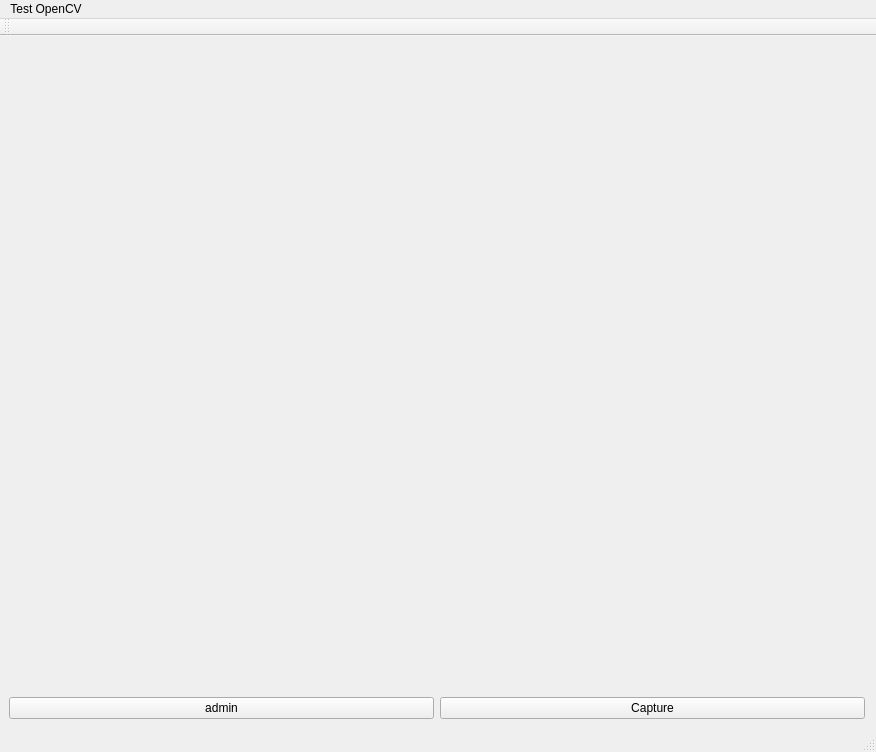
The window that mainwindow.ui (Kasumir/FR_sms) describes before a commit, drawn with Qt 5.
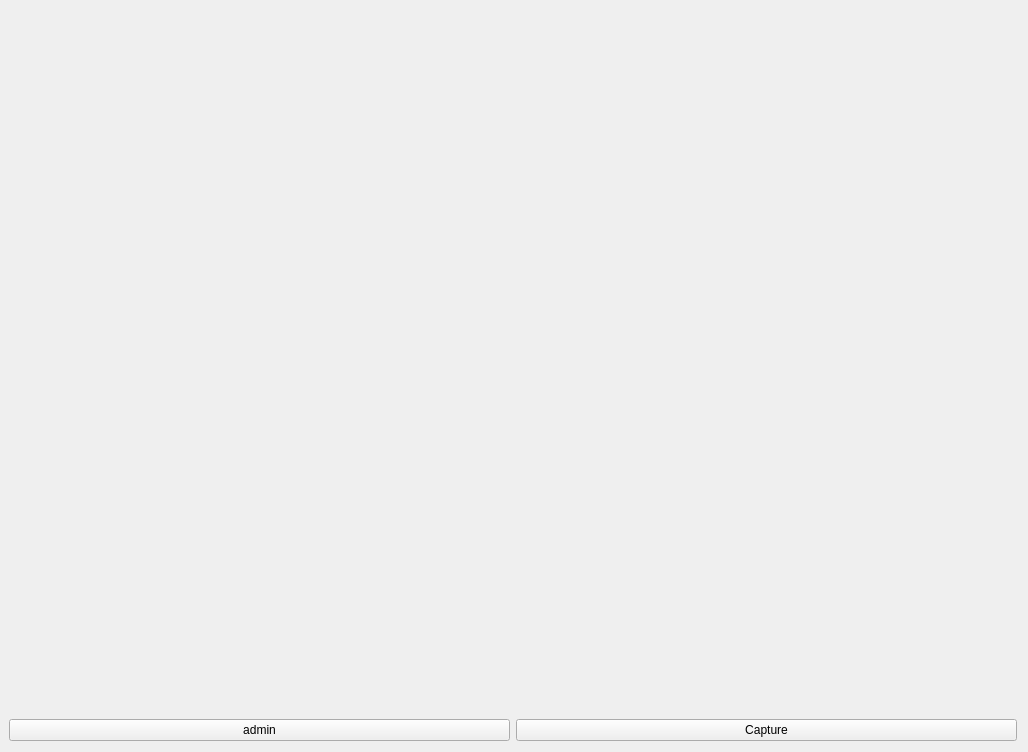
The same window after the commit.

The edit to the form file:
```diff
--- a/mainwindow.ui
+++ b/mainwindow.ui
@@ -6,7 +6,7 @@
    <rect>
     <x>0</x>
     <y>0</y>
-    <width>876</width>
+    <width>1028</width>
     <height>752</height>
    </rect>
   </property>
@@ -24,7 +24,7 @@
        <widget class="QLabel" name="label">
         <property name="minimumSize">
          <size>
-          <width>600</width>
+          <width>0</width>
           <height>400</height>
          </size>
         </property>
@@ -58,31 +58,6 @@
     </item>
    </layout>
   </widget>
-  <widget class="QMenuBar" name="menuBar">
-   <property name="geometry">
-    <rect>
-     <x>0</x>
-     <y>0</y>
-     <width>876</width>
-     <height>22</height>
-    </rect>
-   </property>
-   <widget class="QMenu" name="menuTest_OpenCV">
-    <property name="title">
-     <string>Test OpenCV</string>
-    </property>
-   </widget>
-   <addaction name="menuTest_OpenCV"/>
-  </widget>
-  <widget class="QToolBar" name="mainToolBar">
-   <attribute name="toolBarArea">
-    <enum>TopToolBarArea</enum>
-   </attribute>
-   <attribute name="toolBarBreak">
-    <bool>false</bool>
-   </attribute>
-  </widget>
-  <widget class="QStatusBar" name="statusBar"/>
  </widget>
  <layoutdefault spacing="6" margin="11"/>
  <resources/>
```
Left out of the diff: 2 changed lines with no effect on the pictures.
